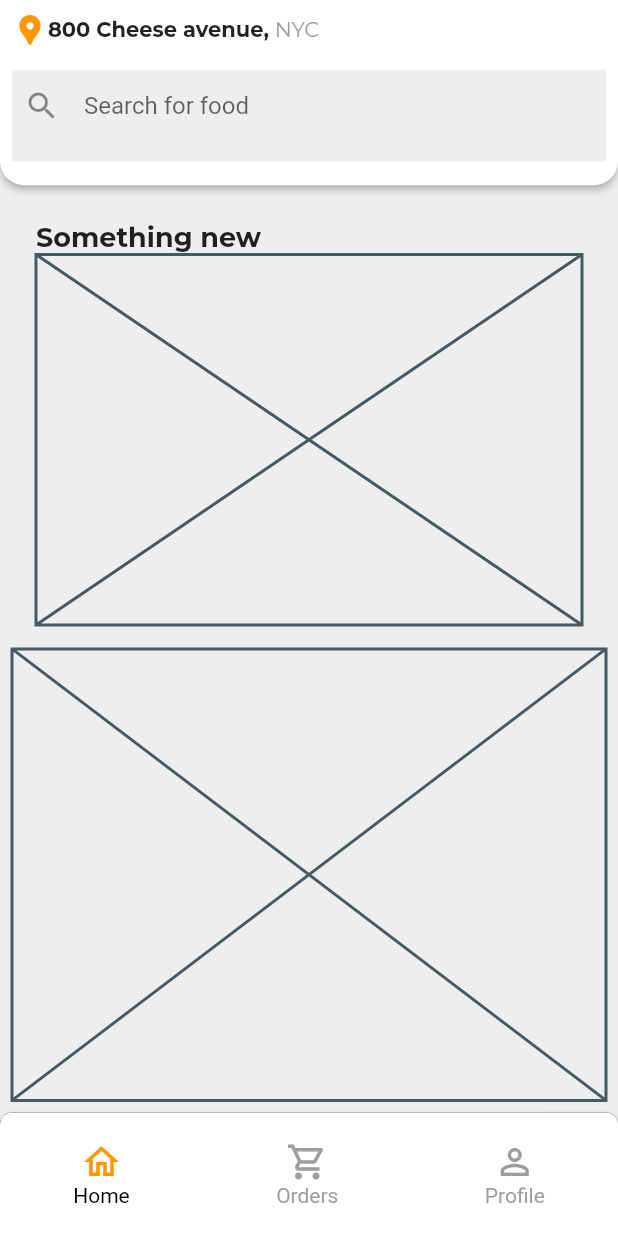
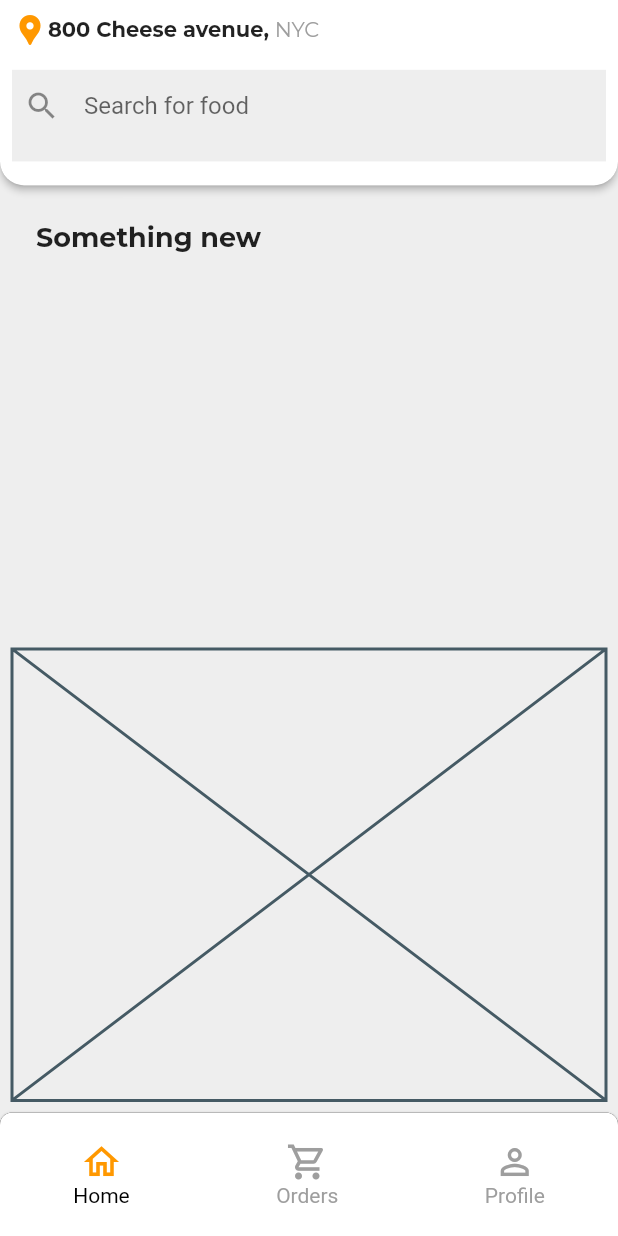
Before and after one commit to JAICHANGPARK/flutter_notebook_11th_story, a Flutter app: the screen it shows after launch, on a phone screen of 412 x 824 dp. Run offline on Flutter 3.47's test engine with Material 2 defaults, Android fonts, the phone set to English and light mode, and no system bars; our stand-ins replace backdrop, badges, flutter_inner_drawer, flutter_slidable, flutter_swiper, google_fonts.

Commit message:
Update food_home_page.dart

```diff
--- a/lib/ep744_food_app/ui/food_home_page.dart
+++ b/lib/ep744_food_app/ui/food_home_page.dart
@@ -106,7 +106,14 @@ class _FoodHomePageState extends State<FoodHomePage> {
                                 fontWeight: FontWeight.bold,
                               ),
                             ),
-                            Expanded(child: Placeholder())
+                            Expanded(child: ListView.builder(
+                                itemCount: 10,
+                                scrollDirection: Axis.horizontal,
+                                itemBuilder: (context, index){
+                              return Container(
+
+                              );
+                            }))
                         ],
                       ),
                           )),
```
